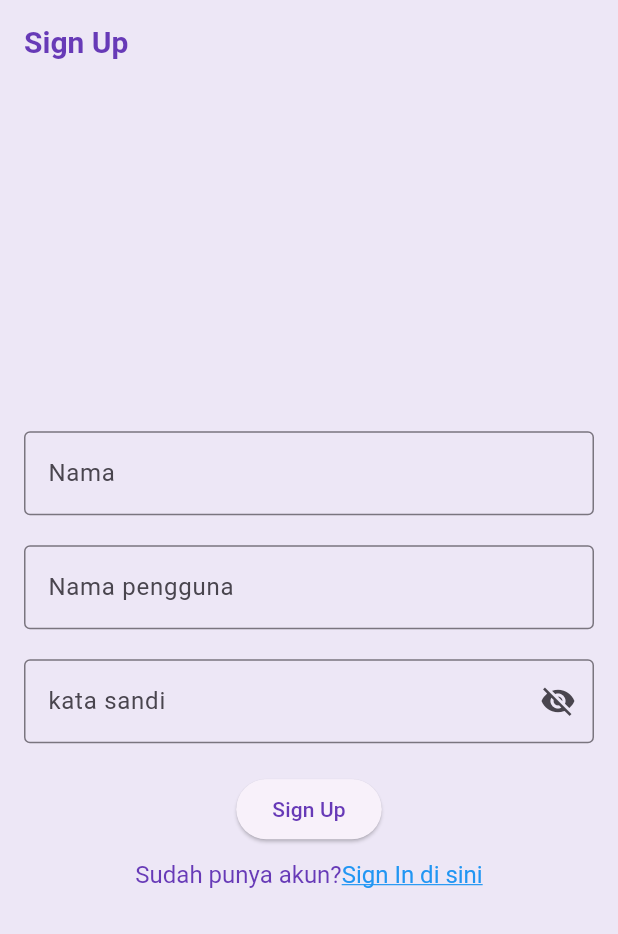
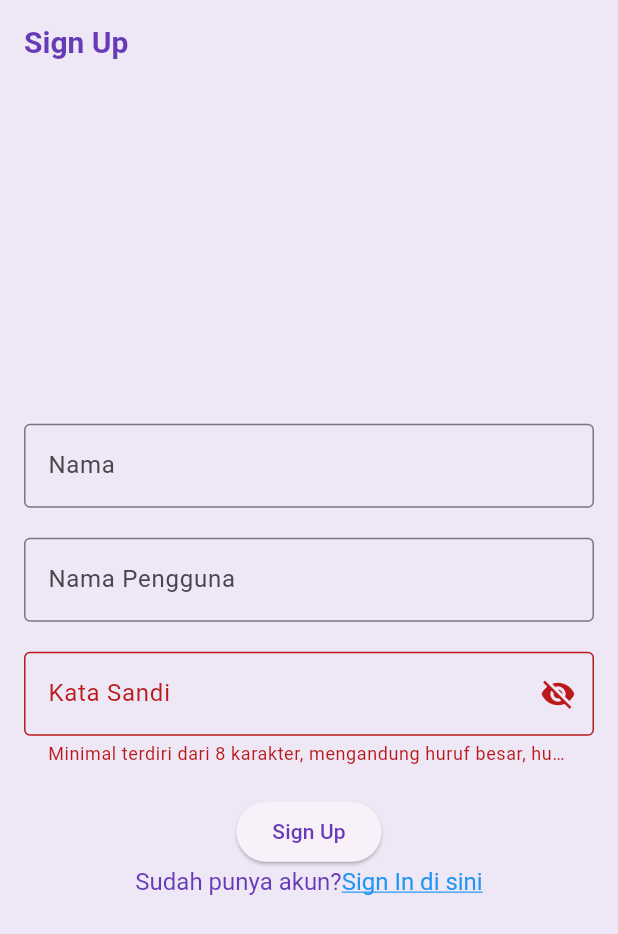
Before and after one commit to Wullannn/Wisatacandi_wulan, a Flutter app: the screen it shows after launch, after a tap on "Sign Up", on a phone screen of 412 x 824 dp. Shown: the top 934 px of the screen. Run offline on Flutter 3.47's test engine with Material 3 defaults, Android fonts, the phone set to English and light mode, and no system bars; our stand-ins replace cached_network_image.

Commit message:
update sign up
materi 21 update sign up

```diff
--- a/lib/screens/sign_up_screen.dart
+++ b/lib/screens/sign_up_screen.dart
@@ -9,103 +9,94 @@ class SignUpScreen extends StatefulWidget {
 }
 
 class _SignUpScreenState extends State<SignUpScreen> {
-  final TextEditingController _namacontroller = TextEditingController();
-  final TextEditingController _usernamecontroller = TextEditingController();
-  final TextEditingController _passwordcontroller = TextEditingController();
+  final TextEditingController _namaController = TextEditingController();
+  final TextEditingController _usernameController = TextEditingController();
+  final TextEditingController _passwordController = TextEditingController();
   String _errorText = '';
-
   bool _obscurePassword = true;
 
-  void _signUp(){
-    String name = _namacontroller.text.trim();
-    String username = _usernamecontroller.text.trim();
-    String password = _passwordcontroller.text.trim();
+  // TODO: 1. Membuat fungsi _signUp
+  void _signUp() async {
+    final String name = _namaController.text.trim();
+    final String username = _usernameController.text.trim();
+    final String password = _passwordController.text.trim();
 
-    if (password.length<8 ||
+    if (password.length < 8 ||
         !password.contains(RegExp(r'[A-Z]')) ||
         !password.contains(RegExp(r'[a-z]')) ||
         !password.contains(RegExp(r'[0-9]')) ||
-        !password.contains(RegExp(r'[!@#$%^&*(),.?":{}|<>]'))){
-      setState(() {
-        _errorText = 'Minimal 8 karakter, kombinasi [A-Z], [a-z], [0-9], [!@#\\\$%^&*(),.?":{}|<>]';
-      });
-    };
-    print('*** Sign Up berhasil');
+        !password.contains(RegExp(r'[!@#$%^&*(),.?":{}|<>]')))
+      print('*** Sign up berhasil!');
       print('Nama : $name');
       print('Nama Pengguna : $username');
-    print('Password : $password');
+      print('Password : $password');{
+      setState(() {
+        _errorText =
+        'Minimal terdiri dari 8 karakter, mengandung huruf besar, huruf kecil, angka, dan karakter spesial';
+      });
+      return;}}
 
+  // TODO: 2. Membuat fungsi dispose
+  @override
+  void dispose() {
+    // TODO: Implement dispose
+    super.dispose();
   }
 
-  // Todo 2. Mmebuat fungsi dispose
-  @override
-  void dispose(){
-    //   Todo: Implement dispose
-    super.dispose();
-  }
   @override
   Widget build(BuildContext context) {
-    return  Scaffold(
-      //   TODO: 2. pasang appbar
-      appBar: AppBar(title: Text('Sign Up'),),
-      //   TODO: 3. Pasang body
+    return Scaffold(
+      appBar: AppBar(
+        title: const Text('Sign Up'),
+      ),
       body: Center(
         child: SingleChildScrollView(
           child: Padding(
             padding: const EdgeInsets.all(16),
             child: Form(
               child: Column(
-                  // TODO:4 Atur MAINXISALIGNMENT DAN CROSSASISALIGNMENT
+                crossAxisAlignment: CrossAxisAlignment.center,
                 mainAxisAlignment: MainAxisAlignment.center,
-                  crossAxisAlignment: CrossAxisAlignment.center,
                 children: [
                   TextFormField(
-                      controller: _namacontroller,
+                    controller: _namaController,
                     decoration: InputDecoration(
                       labelText: "Nama",
                       border: OutlineInputBorder(),
                     ),
                   ),
-                    SizedBox(height: 20,),
-                    //   Todo:5. pasang textformfield nama pengguna
+                  const SizedBox(height: 20),
                   TextFormField(
-                      controller: _usernamecontroller,
+                    controller: _usernameController,
                     decoration: InputDecoration(
-                        labelText: "Nama pengguna",
+                      labelText: "Nama Pengguna",
                       border: OutlineInputBorder(),
                     ),
                   ),
-                    //   TODO 6. Pasang textform kata sandi
-                    SizedBox(height: 20,),
+                  const SizedBox(height: 20),
                   TextFormField(
-                      controller: _passwordcontroller,
+                    controller: _passwordController,
                     decoration: InputDecoration(
-                        labelText: "kata sandi",
+                      labelText: "Kata Sandi",
                       errorText: _errorText.isNotEmpty ? _errorText : null,
                       border: OutlineInputBorder(),
                       suffixIcon: IconButton(
-                          onPressed: (){
+                        onPressed: () {
                           setState(() {
                             _obscurePassword = !_obscurePassword;
                           });
                         },
                         icon: Icon(
-                            _obscurePassword ? Icons.visibility_off
-                                :Icons.visibility,
-                          ),),
+                          _obscurePassword
+                              ? Icons.visibility_off
+                              : Icons.visibility,
+                        ),
+                      ),
                     ),
                     obscureText: _obscurePassword,
                   ),
-                    //   Todo 7. pasang elevated sign in
-                    SizedBox(height: 20,),
-                    ElevatedButton(
-                        onPressed: (){},
-                        child: Text("Sign Up")),
-                    //   TODO 8. PASANG TEXT BUTTON SIGN UP
-                    SizedBox(height: 10,),
-                    // TextButton(
-                    //     onPressed: (){},
-                    //     child: Text("Sudah punya akun? Sign In di sini")),
+                  const SizedBox(height: 20),
+                  ElevatedButton(onPressed: _signUp, child: Text('Sign Up')),
                   RichText(
                       text: TextSpan(
                         text: "Sudah punya akun?",
@@ -125,7 +116,7 @@ class _SignUpScreenState extends State<SignUpScreen> {
                       )
                   ),
                 ],
-                )
+              ),
             ),
           ),
         ),
```
Lines whose indentation alone changed are shown as unchanged.
